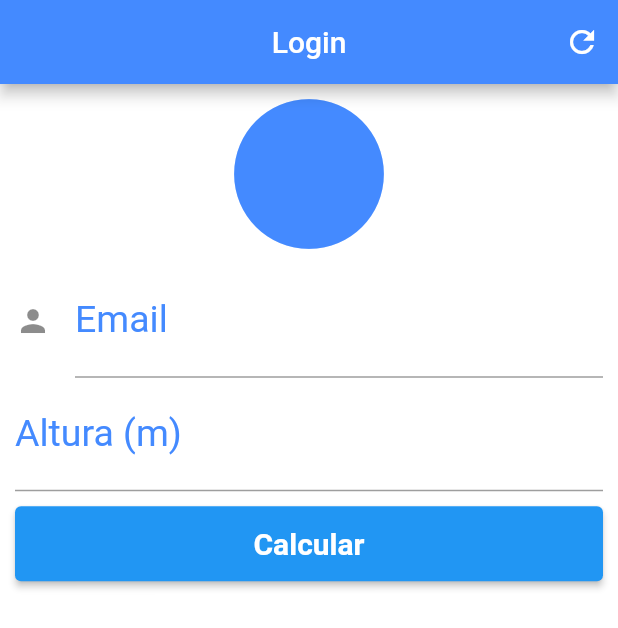
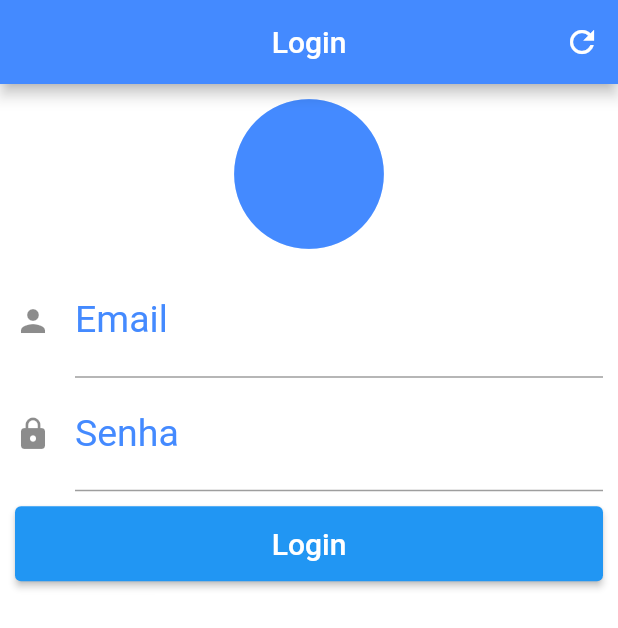
Before and after one commit to Michelletxr/MatchBook-front, a Flutter app: the screen it shows after launch, on a phone screen of 412 x 824 dp. Shown: the top 628 px of the screen. Run offline on Flutter 3.47's test engine with Material 2 defaults, Android fonts, the phone set to English and light mode, and no system bars.

Commit message:
adicionar tela de login

```diff
--- a/lib/Login/login.dart
+++ b/lib/Login/login.dart
@@ -1,4 +1,11 @@
 import 'package:flutter/material.dart';
+import 'package:http/http.dart' as http;
+import 'dart:async';
+import 'dart:convert';
+
+import 'package:match_book_front/Login/login.dart';
+
+const request = "http://127.0.0.1:8000/api/authentication/";
 
 class Login extends StatefulWidget {
   @override
@@ -9,7 +16,7 @@ class _LoginState extends State<Login> {
   TextEditingController emailController = TextEditingController();
   TextEditingController passwordController = TextEditingController();
 
-  GlobalKey<FormState> _formKey = new GlobalKey<FormState>();
+  final GlobalKey<FormState> _formKey = new GlobalKey<FormState>();
 
   void _resetCampos() {
     emailController = TextEditingController();
@@ -21,79 +28,88 @@ class _LoginState extends State<Login> {
   Widget build(BuildContext context) {
     return Scaffold(
       appBar: AppBar(
-        title: Text("Login"),
+        title: const Text("Login"),
         centerTitle: true,
         backgroundColor: Colors.blueAccent,
         actions: <Widget>[
           IconButton(
-            icon: Icon(Icons.refresh),
+            icon: const Icon(Icons.refresh),
             onPressed: _resetCampos,
           )
         ], //<Widget>[]
       ), // app bar
       backgroundColor: Colors.white,
       body: SingleChildScrollView(
-        padding: EdgeInsets.fromLTRB(10.0, 0.0, 10.0, 0.0),
+        padding: const EdgeInsets.fromLTRB(10.0, 0.0, 10.0, 0.0),
         child: Form(
           key: _formKey,
           child: Column(
             crossAxisAlignment: CrossAxisAlignment.stretch,
             children: <Widget>[
-              Icon(Icons.circle, size: 120, color: Colors.blueAccent),
+              const Icon(Icons.circle, size: 120, color: Colors.blueAccent),
               TextFormField(
-                keyboardType: TextInputType.number,
-                decoration: InputDecoration(
+                keyboardType: TextInputType.emailAddress,
+                decoration: const InputDecoration(
                     labelText: "Email",
                     labelStyle: TextStyle(color: Colors.blueAccent),
                     icon: Icon(Icons.person)),
                 textAlign: TextAlign.center,
-                style: TextStyle(color: Colors.blueAccent, fontSize: 25.0),
+                style:
+                    const TextStyle(color: Colors.blueAccent, fontSize: 25.0),
                 controller: emailController,
-                validator: (value) {
-                  if (value!.isEmpty)
-                    return "Insira seu peso!";
-                  else
-                    return null;
-                },
               ),
               TextFormField(
-                keyboardType: TextInputType.number,
-                decoration: InputDecoration(
-                    labelText: "Altura (m)",
-                    labelStyle: TextStyle(color: Colors.blueAccent)),
+                obscureText: true,
+                keyboardType: TextInputType.visiblePassword,
+                decoration: const InputDecoration(
+                    labelText: "Senha",
+                    labelStyle: TextStyle(color: Colors.blueAccent),
+                    icon: Icon(Icons.lock)),
                 textAlign: TextAlign.center,
                 style: TextStyle(color: Colors.blueAccent, fontSize: 25.0),
                 controller: passwordController,
-                validator: (value) {
-                  if (value!.isEmpty)
-                    return "Insira sua altura!";
-                  else
-                    return null;
-                },
               ),
               Padding(
-                  padding: EdgeInsets.only(top: 10.0, bottom: 10.0),
+                  padding: const EdgeInsets.only(top: 10.0, bottom: 10.0),
                   child: Container(
                       height: 50.0,
+                      width: 20.0,
                       child: ElevatedButton(
                         onPressed: () {
                           if (_formKey.currentState!.validate()) {
                             // _calcular();
+                            loginUser(
+                                emailController.text, passwordController.text);
                           }
                         },
-                        child: Text(
-                          "Calcular",
+                        child: const Text(
+                          "Login",
                           style: TextStyle(color: Colors.white, fontSize: 20.0),
                         ),
-                        style: ElevatedButton.styleFrom(
-                            //  primary: Colors.blue,
-                            textStyle: TextStyle(
-                                fontSize: 30, fontWeight: FontWeight.bold)),
                       ))),
-            ], //<widget>[]
+            ],
           ),
         ),
       ),
     );
   }
 }
+
+Future loginUser(String username, String password) async {
+  final response = await http.post(
+    Uri.parse('${request}login/'),
+    headers: <String, String>{
+      'Content-Type': 'application/json; charset=UTF-8',
+    },
+    body: jsonEncode(<String, String>{
+      'username': username,
+      'password': password,
+    }),
+  );
+
+  if (response.statusCode == 200) {
+    print('data:DEU BOM');
+  } else {
+    print('data:NUM DEU BOM');
+  }
+}
--- a/pubspec.yaml
+++ b/pubspec.yaml
@@ -31,6 +31,8 @@ environment:
 dependencies:
   flutter:
     sdk: flutter
+  #cupertino_icons: ^1.0.0
+  http: ^0.13.5
 
 
   # The following adds the Cupertino Icons font to your application.
```
Also changed, not shown: pubspec.lock, 1 other file.
